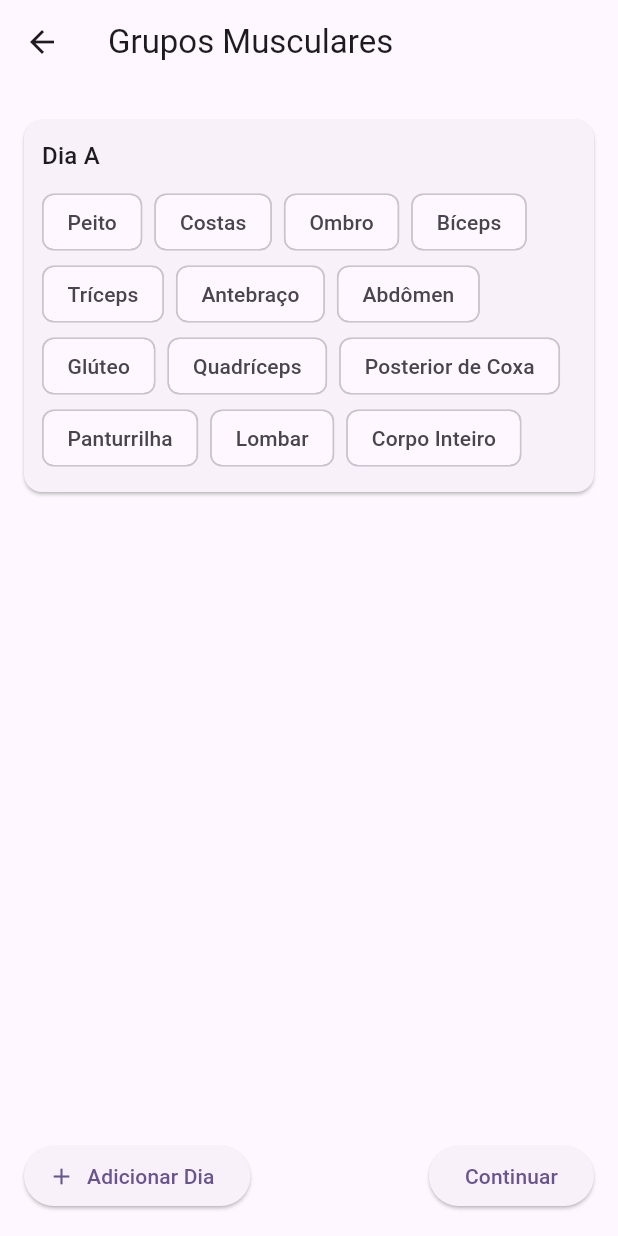
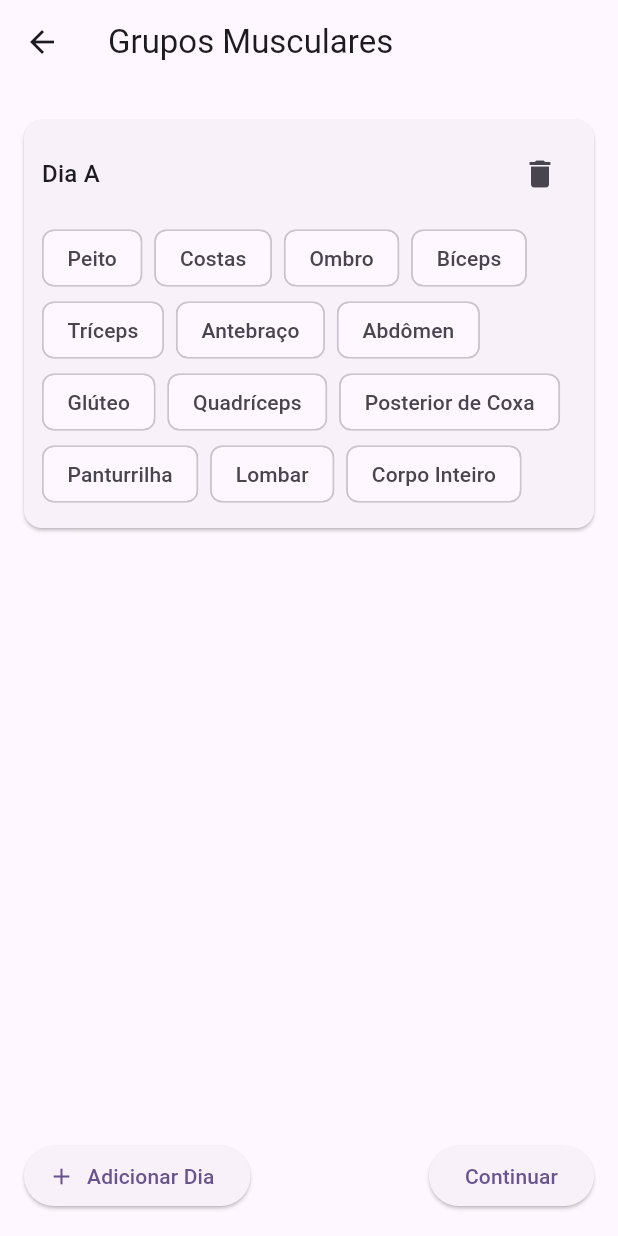
Before and after one commit to TicoCompany/MuscleUpMobile, a Flutter app: the _MuscleGroupSelectionScreenBody screen opened directly, after a tap on "Adicionar Dia", on a phone screen of 412 x 824 dp. Run offline on Flutter 3.47's test engine with Material 3 defaults, Android fonts, the phone set to English and light mode, and no system bars; our stand-ins replace dio, flutter_bloc, get_it, shared_preferences, sqflite; accounts and stored records are empty.

Commit message:
fix workout creation flow

```diff
--- a/lib/ui/workout/pages/create/muscle_group_selection_page.dart
+++ b/lib/ui/workout/pages/create/muscle_group_selection_page.dart
@@ -30,6 +30,12 @@ class _MuscleGroupSelectionScreenBody extends StatefulWidget {
 class _MuscleGroupSelectionScreenBodyState
     extends State<_MuscleGroupSelectionScreenBody> {
   final List<List<MuscleGroupEnum>> _muscleDays = [];
+
+  void _removeMuscleDay(int index) {
+    setState(() {
+      _muscleDays.removeAt(index);
+    });
+  }
 
   void _addMuscleDay() {
     setState(() {
@@ -88,8 +94,19 @@ class _MuscleGroupSelectionScreenBodyState
                       child: Column(
                         crossAxisAlignment: CrossAxisAlignment.start,
                         children: [
-                          Text('Dia ${type.name}',
-                              style: Theme.of(context).textTheme.titleMedium),
+                          Row(
+                            children: [
+                              Text(
+                                'Dia ${type.name}',
+                                style: Theme.of(context).textTheme.titleMedium,
+                              ),
+                              const Spacer(),
+                              IconButton(
+                                icon: const Icon(Icons.delete),
+                                onPressed: () => _removeMuscleDay(index),
+                              )
+                            ],
+                          ),
                           const SizedBox(height: 8),
                           Wrap(
                             spacing: 8,
```
Also changed, not shown: lib/ui/workout/viewmodels/workout_create_factory_viewmodel.dart (+4 -8 lines).
